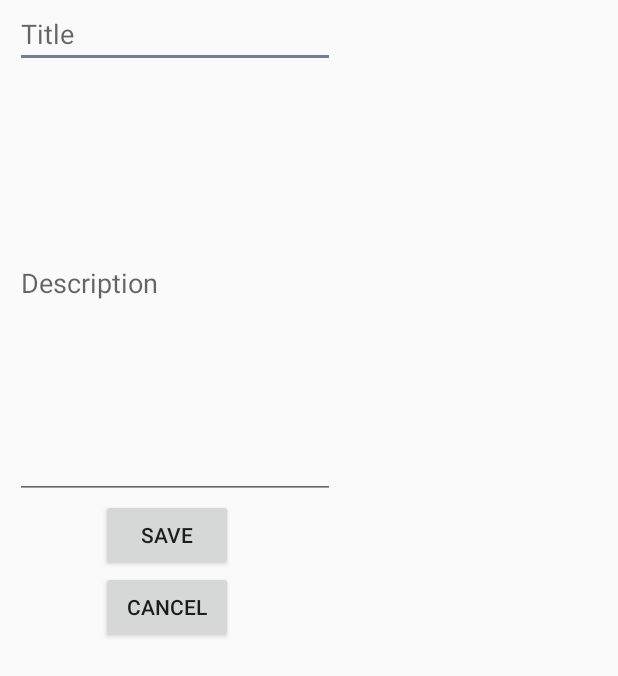
After one commit to kipkins/dream_anchor, an Android app: the layout new_entry_form.xml on its own in the app's theme, with its tools: preview values and no code run, on a phone screen of 412 x 824 dp. The commit adds this screen. Shown: the top 676 px of the screen. Run offline under Robolectric (Android 15) with nearby library versions, the phone set to English and light mode, and no system bars.

Commit message:
created new dream dialog form

```diff
--- a/app/src/main/java/com/dreamanchor/dreamanchor/MainActivity.java
+++ b/app/src/main/java/com/dreamanchor/dreamanchor/MainActivity.java
@@ -1,12 +1,16 @@
 package com.dreamanchor.dreamanchor;
 
+import android.app.Dialog;
 import android.support.v7.app.ActionBarActivity;
 import android.support.v7.app.AppCompatActivity;
 import android.os.Bundle;
 import android.support.v7.widget.Toolbar;
 import android.view.Menu;
 import android.view.MenuItem;
+import android.view.View;
 import android.webkit.WebView;
+import android.widget.Button;
+import android.widget.TextView;
 
 import java.util.ArrayList;
 import java.util.List;
@@ -92,7 +96,7 @@ public class MainActivity extends AppCompatActivity {
                         imageUrls.add(payload.svg);
                     }
 
-                    updateWebView(imageUrls);
+                    updateImageWebView(imageUrls);
                 }
 
                 @Override
@@ -102,7 +106,7 @@ public class MainActivity extends AppCompatActivity {
                     Svg svg = new Svg();
                     svg.url = "https://openclipart.org/download/248394/1463055000.svg";
                     imageUrls.add(svg);
-                    updateWebView(imageUrls);
+                    updateImageWebView(imageUrls);
                 }
             });
 
@@ -111,7 +115,13 @@ public class MainActivity extends AppCompatActivity {
         }
     }
 
-    public void updateWebView(List<Svg> images) {
+
+    /**********************************************
+     *      Web View Methods
+     *      Called to update
+     */
+
+    public void updateImageWebView(List<Svg> images) {
         wV = (WebView) findViewById(R.id.webView);
         StringBuilder html = new StringBuilder();
         html.append("<html>" +
@@ -142,7 +152,18 @@ public class MainActivity extends AppCompatActivity {
     }
 
     public void newNote(MenuItem item){
+        final Dialog dialog = new Dialog(this);
+        dialog.setContentView(R.layout.new_entry_form);
 
+        Button saveButton = (Button) dialog.findViewById(R.id.new_entry_save_button);
+        saveButton.setOnClickListener(new View.OnClickListener() {
+            @Override
+            public void onClick(View v) {
+                dialog.dismiss();
+            }
+        });
+
+        dialog.show();
     }
 
     public void viewNotes(MenuItem item){
--- /dev/null
+++ b/app/src/main/res/layout/new_entry_form.xml
@@ -0,0 +1,65 @@
+<?xml version="1.0" encoding="utf-8"?>
+<TableLayout xmlns:android="http://schemas.android.com/apk/res/android"
+    android:layout_width="fill_parent"
+    android:layout_height="fill_parent"
+    android:layout_gravity="center">
+        <TableRow
+            android:layout_width="fill_parent"
+            android:layout_height="fill_parent">
+
+
+                <EditText
+                    android:layout_width="match_parent"
+                    android:layout_height="wrap_content"
+                    android:layout_marginLeft="10dp"
+                    android:id="@+id/editText2"
+                    android:hint="Title"
+                    android:layout_column="0"
+                    android:stretchColumns="0,1"
+                    />
+        </TableRow>
+
+        <TableRow
+            android:layout_width="fill_parent"
+            android:layout_height="fill_parent">
+                <EditText
+                    android:layout_width="match_parent"
+                    android:layout_height="287dp"
+                    android:layout_marginLeft="10dp"
+                    android:inputType="textMultiLine"
+                    android:ems="10"
+                    android:id="@+id/editText"
+                    android:hint="Description"
+                    android:layout_column="0"
+                    android:stretchColumns="0,1"
+                    />
+
+
+        </TableRow>
+        <TableRow
+            android:layout_width="fill_parent"
+            android:layout_height="fill_parent">
+                <Button
+                    android:id="@+id/new_entry_save_button"
+                    android:layout_width="match_parent"
+                    android:layout_height="wrap_content"
+                    android:layout_gravity="center"
+                    android:text="Save"
+                    android:layout_column="0"
+                    />
+        </TableRow>
+        <TableRow
+            android:layout_width="fill_parent"
+            android:layout_height="fill_parent">
+                <Button
+                    android:id="@+id/new_entry_cancel_button"
+                    android:layout_width="match_parent"
+                    android:layout_height="wrap_content"
+                    android:layout_gravity="center"
+                    android:text="Cancel"
+                    android:layout_column="0"
+                    />
+
+        </TableRow>
+
+</TableLayout>
--- a/app/src/main/res/values/strings.xml
+++ b/app/src/main/res/values/strings.xml
@@ -5,4 +5,5 @@
     <string name="refresh">Refresh</string>
     <string name="new_entry">New Entry</string>
     <string name="past_entries">Past Entries</string>
+    <string name="title">Title</string>
 </resources>
```
